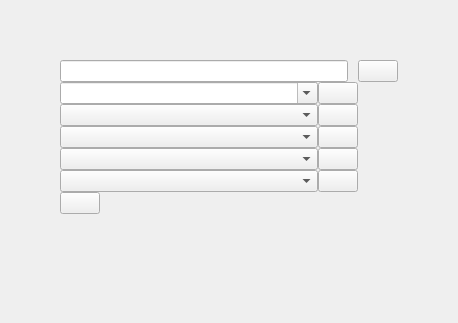
Above: ui/t_b_ho.ui from RaphCucul/Image-registration-GUI before the change. Below: the same form after it.
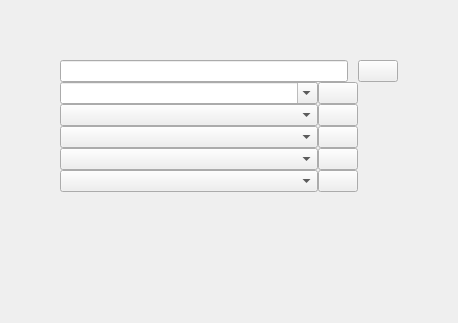
That is the form after the change.

What changed in the file:
```diff
--- a/ui/t_b_ho.ui
+++ b/ui/t_b_ho.ui
@@ -231,36 +231,6 @@
      </item>
     </layout>
    </item>
-   <item>
-    <widget class="QPushButton" name="SaveAllPath">
-     <property name="sizePolicy">
-      <sizepolicy hsizetype="Fixed" vsizetype="Fixed">
-       <horstretch>0</horstretch>
-       <verstretch>0</verstretch>
-      </sizepolicy>
-     </property>
-     <property name="focusPolicy">
-      <enum>Qt::StrongFocus</enum>
-     </property>
-     <property name="layoutDirection">
-      <enum>Qt::LeftToRight</enum>
-     </property>
-     <property name="styleSheet">
-      <string notr="true">QPushButton:pressed {
-    border-style: inset;
-    border-color: blue;
-    border-width: 1px;
-    color: white;
-}</string>
-     </property>
-     <property name="text">
-      <string/>
-     </property>
-     <property name="flat">
-      <bool>false</bool>
-     </property>
-    </widget>
-   </item>
    <item>
     <spacer name="verticalSpacer">
      <property name="orientation">
```
